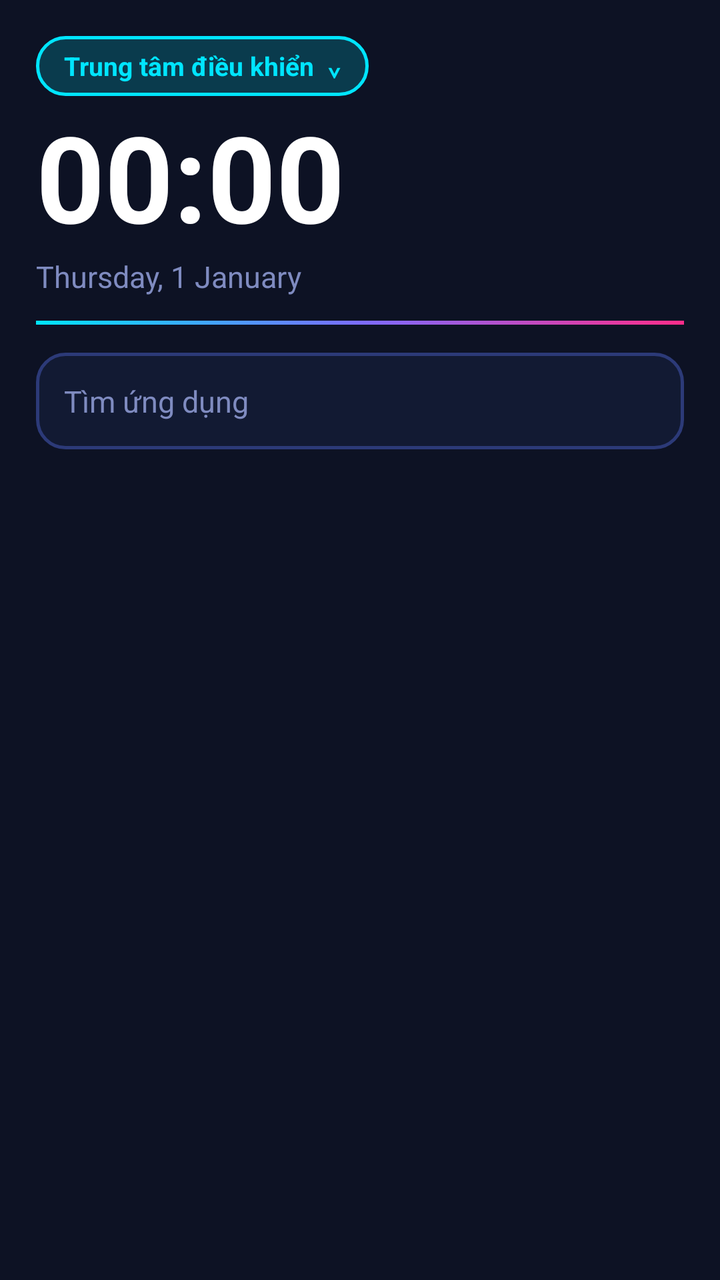
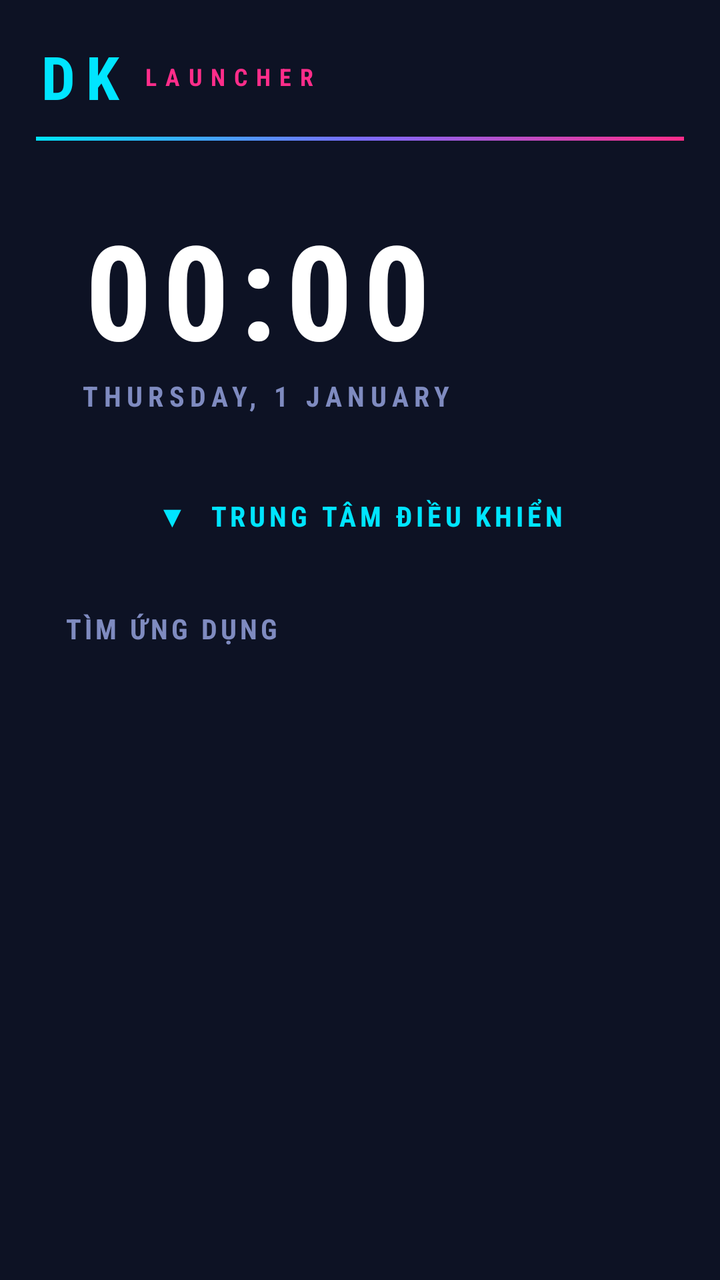

Compare the two renders of this Android layout. The source of the first and the diff that turns it into the second are given below.
<!-- AndroidManifest.xml: application theme AppTheme -->
<!-- res/layout/activity_main.xml -->
<?xml version="1.0" encoding="utf-8"?>
<FrameLayout xmlns:android="http://schemas.android.com/apk/res/android"
    android:layout_width="match_parent"
    android:layout_height="match_parent"
    android:background="#0D1224">

    <LinearLayout
        android:layout_width="match_parent"
        android:layout_height="match_parent"
        android:orientation="vertical">

        <ScrollView
            android:layout_width="match_parent"
            android:layout_height="0dp"
            android:layout_weight="1"
            android:scrollbars="none">

            <LinearLayout
                android:layout_width="match_parent"
                android:layout_height="wrap_content"
                android:orientation="vertical"
                android:padding="18dp">

                <TextView
                    android:id="@+id/ctlBtn"
                    android:layout_width="wrap_content"
                    android:layout_height="wrap_content"
                    android:background="@drawable/bg_accent"
                    android:paddingBottom="6dp"
                    android:paddingLeft="14dp"
                    android:paddingRight="14dp"
                    android:paddingTop="6dp"
                    android:text="Trung tâm điều khiển  ⌄"
                    android:textColor="#00E5FF"
                    android:textSize="13sp"
                    android:textStyle="bold" />

                <TextClock
                    android:id="@+id/clock"
                    android:layout_width="wrap_content"
                    android:layout_height="wrap_content"
                    android:format12Hour="HH:mm"
                    android:format24Hour="HH:mm"
                    android:textColor="#FFFFFF"
                    android:textSize="60sp"
                    android:textStyle="bold" />

                <LinearLayout
                    android:layout_width="match_parent"
                    android:layout_height="wrap_content"
                    android:orientation="horizontal">

                    <TextClock
                        android:id="@+id/date"
                        android:layout_width="0dp"
                        android:layout_height="wrap_content"
                        android:layout_weight="1"
                        android:format12Hour="EEEE, d MMMM"
                        android:format24Hour="EEEE, d MMMM"
                        android:textColor="#7F8BC0"
                        android:textSize="15sp" />

                    <TextView
                        android:id="@+id/battery"
                        android:layout_width="wrap_content"
                        android:layout_height="wrap_content"
                        android:textColor="#FFAB00"
                        android:textSize="15sp"
                        android:textStyle="bold" />
                </LinearLayout>

                <View
                    android:layout_width="match_parent"
                    android:layout_height="2dp"
                    android:layout_marginTop="12dp"
                    android:background="@drawable/bg_rule" />

                <TextView
                    android:id="@+id/searchBar"
                    android:layout_width="match_parent"
                    android:layout_height="wrap_content"
                    android:layout_marginTop="14dp"
                    android:background="@drawable/bg_panel"
                    android:padding="14dp"
                    android:text="Tìm ứng dụng"
                    android:textColor="#7F8BC0"
                    android:textSize="15sp" />

                <GridLayout
                    android:id="@+id/favGrid"
                    android:layout_width="match_parent"
                    android:layout_height="wrap_content"
                    android:layout_marginTop="8dp"
                    android:columnCount="4" />

                
            </LinearLayout>
        </ScrollView>

        <LinearLayout
            android:id="@+id/dock"
            android:layout_width="match_parent"
            android:layout_height="wrap_content"
            android:orientation="horizontal"
            android:paddingBottom="10dp"
            android:paddingLeft="14dp"
            android:paddingRight="14dp"
            android:paddingTop="6dp" />
    </LinearLayout>

    <LinearLayout
        android:id="@+id/drawer"
        android:layout_width="match_parent"
        android:layout_height="match_parent"
        android:background="#0D1224"
        android:orientation="vertical"
        android:padding="16dp"
        android:visibility="gone">

        <EditText
            android:id="@+id/search"
            android:layout_width="match_parent"
            android:layout_height="wrap_content"
            android:background="@drawable/bg_panel"
            android:hint="Tìm ứng dụng"
            android:inputType="text"
            android:maxLines="1"
            android:padding="14dp"
            android:textColor="#FFFFFF"
            android:textColorHint="#7F8BC0"
            android:textSize="15sp" />

        <GridView
            android:id="@+id/appGrid"
            android:layout_width="match_parent"
            android:layout_height="0dp"
            android:layout_marginTop="10dp"
            android:layout_weight="1"
            android:horizontalSpacing="4dp"
            android:numColumns="4"
            android:verticalSpacing="8dp" />
    </LinearLayout>

    <LinearLayout
        android:id="@+id/ccPanel"
        android:layout_width="match_parent"
        android:layout_height="match_parent"
        android:background="#F20D1224"
        android:orientation="vertical"
        android:paddingBottom="8dp"
        android:paddingLeft="14dp"
        android:paddingRight="14dp"
        android:paddingTop="14dp"
        android:visibility="gone">

        <LinearLayout
            android:id="@+id/ccHeader"
            android:layout_width="match_parent"
            android:layout_height="wrap_content"
            android:orientation="vertical">

            <LinearLayout
                android:layout_width="match_parent"
                android:layout_height="wrap_content"
                android:orientation="horizontal">

                <TextView
                    android:layout_width="0dp"
                    android:layout_height="wrap_content"
                    android:layout_weight="1"
                    android:text="Trung tâm điều khiển"
                    android:textColor="#00E5FF"
                    android:textSize="18sp"
                    android:textStyle="bold" />

                <TextView
                    android:id="@+id/ccSettings"
                    android:layout_width="wrap_content"
                    android:layout_height="wrap_content"
                    android:padding="6dp"
                    android:text="⚙"
                    android:textColor="#FFFFFF"
                    android:textSize="24sp" />
            </LinearLayout>

            <TextView
                android:id="@+id/ccInfo"
                android:layout_width="match_parent"
                android:layout_height="wrap_content"
                android:layout_marginTop="4dp"
                android:textColor="#7F8BC0"
                android:textSize="14sp" />
        </LinearLayout>

        <ScrollView
            android:layout_width="match_parent"
            android:layout_height="0dp"
            android:layout_marginTop="10dp"
            android:layout_weight="1"
            android:scrollbars="none">

            <GridLayout
                android:id="@+id/ccGrid"
                android:layout_width="match_parent"
                android:layout_height="wrap_content"
                android:columnCount="4" />
        </ScrollView>

        <TextView
            android:id="@+id/ccFooter"
            android:layout_width="match_parent"
            android:layout_height="wrap_content"
            android:gravity="center"
            android:padding="14dp"
            android:text="⌃  Vuốt lên hoặc chạm để đóng"
            android:textColor="#7F8BC0"
            android:textSize="13sp" />
    </LinearLayout>
</FrameLayout>
<!-- resources referenced by this layout -->
<resources>
  <!-- drawable bg_accent (drawable) -->
  <?xml version="1.0" encoding="utf-8"?>
  <shape xmlns:android="http://schemas.android.com/apk/res/android" android:shape="rectangle">
      <solid android:color="#0A3B4D" />
      <stroke android:width="1.5dp" android:color="#00E5FF" />
      <corners android:radius="14dp" />
  </shape>
  <!-- drawable bg_panel (drawable) -->
  <?xml version="1.0" encoding="utf-8"?>
  <shape xmlns:android="http://schemas.android.com/apk/res/android" android:shape="rectangle">
      <solid android:color="#121A33" />
      <stroke android:width="1.5dp" android:color="#2C3A78" />
      <corners android:radius="14dp" />
  </shape>
  <!-- drawable bg_rule (drawable) -->
  <?xml version="1.0" encoding="utf-8"?>
  <shape xmlns:android="http://schemas.android.com/apk/res/android" android:shape="rectangle">
      <gradient android:angle="0" android:startColor="#00E5FF" android:centerColor="#7B6CFF" android:endColor="#FF2D8A" />
  </shape>
  <style name="AppTheme" parent="android:Theme.DeviceDefault.NoActionBar">
          <item name="android:windowBackground">@android:color/black</item>
          <item name="android:statusBarColor">#0D1224</item>
          <item name="android:navigationBarColor">#0D1224</item>
      </style>
</resources>

<!-- the commit's change to res/layout/activity_main.xml (unified diff, before → after) -->
@@ -21,70 +21,118 @@
                 android:orientation="vertical"
                 android:padding="18dp">
 
-                <TextView
-                    android:id="@+id/ctlBtn"
-                    android:layout_width="wrap_content"
-                    android:layout_height="wrap_content"
-                    android:background="@drawable/bg_accent"
-                    android:paddingBottom="6dp"
-                    android:paddingLeft="14dp"
-                    android:paddingRight="14dp"
-                    android:paddingTop="6dp"
-                    android:text="Trung tâm điều khiển  ⌄"
-                    android:textColor="#00E5FF"
-                    android:textSize="13sp"
-                    android:textStyle="bold" />
-
-                <TextClock
-                    android:id="@+id/clock"
-                    android:layout_width="wrap_content"
-                    android:layout_height="wrap_content"
-                    android:format12Hour="HH:mm"
-                    android:format24Hour="HH:mm"
-                    android:textColor="#FFFFFF"
-                    android:textSize="60sp"
-                    android:textStyle="bold" />
-
                 <LinearLayout
                     android:layout_width="match_parent"
                     android:layout_height="wrap_content"
+                    android:gravity="center_vertical"
                     android:orientation="horizontal">
+
+                    <TextView
+                        android:layout_width="wrap_content"
+                        android:layout_height="wrap_content"
+                        android:fontFamily="sans-serif-condensed"
+                        android:letterSpacing="0.18"
+                        android:text="DK"
+                        android:textColor="#00E5FF"
+                        android:textSize="30sp"
+                        android:textStyle="bold" />
+
+                    <TextView
+                        android:layout_width="0dp"
+                        android:layout_height="wrap_content"
+                        android:layout_marginLeft="8dp"
+                        android:layout_weight="1"
+                        android:fontFamily="sans-serif-condensed"
+                        android:letterSpacing="0.35"
+                        android:text="LAUNCHER"
+                        android:textColor="#FF2D8A"
+                        android:textSize="12sp"
+                        android:textStyle="bold" />
+
+                    <TextView
+                        android:id="@+id/battery"
+                        android:layout_width="wrap_content"
+                        android:layout_height="wrap_content"
+                        android:fontFamily="sans-serif-condensed"
+                        android:letterSpacing="0.1"
+                        android:paddingBottom="6dp"
+                        android:paddingLeft="12dp"
+                        android:paddingRight="12dp"
+                        android:paddingTop="6dp"
+                        android:textColor="#FFAB00"
+                        android:textSize="13sp"
+                        android:textStyle="bold" />
+                </LinearLayout>
+
+                <View
+                    android:layout_width="match_parent"
+                    android:layout_height="2dp"
+                    android:layout_marginTop="10dp"
+                    android:background="@drawable/bg_rule" />
+
+                <LinearLayout
+                    android:id="@+id/clockPanel"
+                    android:layout_width="match_parent"
+                    android:layout_height="wrap_content"
+                    android:layout_marginTop="14dp"
+                    android:orientation="vertical"
+                    android:paddingBottom="16dp"
+                    android:paddingLeft="22dp"
+                    android:paddingRight="22dp"
+                    android:paddingTop="16dp">
+
+                    <TextClock
+                        android:id="@+id/clock"
+                        android:layout_width="wrap_content"
+                        android:layout_height="wrap_content"
+                        android:fontFamily="sans-serif-condensed"
+                        android:format12Hour="HH:mm"
+                        android:format24Hour="HH:mm"
+                        android:letterSpacing="0.08"
+                        android:textColor="#FFFFFF"
+                        android:textSize="66sp"
+                        android:textStyle="bold" />
 
                     <TextClock
                         android:id="@+id/date"
-                        android:layout_width="0dp"
-                        android:layout_height="wrap_content"
-                        android:layout_weight="1"
+                        android:layout_width="wrap_content"
+                        android:layout_height="wrap_content"
+                        android:fontFamily="sans-serif-condensed"
                         android:format12Hour="EEEE, d MMMM"
                         android:format24Hour="EEEE, d MMMM"
+                        android:letterSpacing="0.2"
+                        android:textAllCaps="true"
                         android:textColor="#7F8BC0"
-                        android:textSize="15sp" />
-
-                    <TextView
-                        android:id="@+id/battery"
-                        android:layout_width="wrap_content"
-                        android:layout_height="wrap_content"
-                        android:textColor="#FFAB00"
-                        android:textSize="15sp"
+                        android:textSize="14sp"
                         android:textStyle="bold" />
                 </LinearLayout>
 
-                <View
-                    android:layout_width="match_parent"
-                    android:layout_height="2dp"
+                <TextView
+                    android:id="@+id/ctlBtn"
+                    android:layout_width="match_parent"
+                    android:layout_height="wrap_content"
                     android:layout_marginTop="12dp"
-                    android:background="@drawable/bg_rule" />
+                    android:fontFamily="sans-serif-condensed"
+                    android:gravity="center"
+                    android:letterSpacing="0.14"
+                    android:padding="13dp"
+                    android:text="▼  TRUNG TÂM ĐIỀU KHIỂN"
+                    android:textColor="#00E5FF"
+                    android:textSize="14sp"
+                    android:textStyle="bold" />
 
                 <TextView
                     android:id="@+id/searchBar"
                     android:layout_width="match_parent"
                     android:layout_height="wrap_content"
-                    android:layout_marginTop="14dp"
-                    android:background="@drawable/bg_panel"
+                    android:layout_marginTop="10dp"
+                    android:fontFamily="sans-serif-condensed"
+                    android:letterSpacing="0.12"
                     android:padding="14dp"
-                    android:text="Tìm ứng dụng"
+                    android:text="TÌM ỨNG DỤNG"
                     android:textColor="#7F8BC0"
-                    android:textSize="15sp" />
+                    android:textSize="14sp"
+                    android:textStyle="bold" />
 
                 <GridLayout
                     android:id="@+id/favGrid"
@@ -92,8 +140,6 @@
                     android:layout_height="wrap_content"
                     android:layout_marginTop="8dp"
                     android:columnCount="4" />
-
-                
             </LinearLayout>
         </ScrollView>
 
@@ -121,9 +167,10 @@
             android:id="@+id/search"
             android:layout_width="match_parent"
             android:layout_height="wrap_content"
-            android:background="@drawable/bg_panel"
-            android:hint="Tìm ứng dụng"
+            android:fontFamily="sans-serif-condensed"
+            android:hint="TÌM ỨNG DỤNG"
             android:inputType="text"
+            android:letterSpacing="0.1"
             android:maxLines="1"
             android:padding="14dp"
             android:textColor="#FFFFFF"
@@ -162,15 +209,18 @@
             <LinearLayout
                 android:layout_width="match_parent"
                 android:layout_height="wrap_content"
+                android:gravity="center_vertical"
                 android:orientation="horizontal">
 
                 <TextView
                     android:layout_width="0dp"
                     android:layout_height="wrap_content"
                     android:layout_weight="1"
-                    android:text="Trung tâm điều khiển"
+                    android:fontFamily="sans-serif-condensed"
+                    android:letterSpacing="0.14"
+                    android:text="TRUNG TÂM ĐIỀU KHIỂN"
                     android:textColor="#00E5FF"
-                    android:textSize="18sp"
+                    android:textSize="20sp"
                     android:textStyle="bold" />
 
                 <TextView
@@ -183,19 +233,28 @@
                     android:textSize="24sp" />
             </LinearLayout>
 
+            <View
+                android:layout_width="match_parent"
+                android:layout_height="2dp"
+                android:layout_marginTop="8dp"
+                android:background="@drawable/bg_rule" />
+
             <TextView
                 android:id="@+id/ccInfo"
                 android:layout_width="match_parent"
                 android:layout_height="wrap_content"
-                android:layout_marginTop="4dp"
-                android:textColor="#7F8BC0"
-                android:textSize="14sp" />
+                android:layout_marginTop="8dp"
+                android:fontFamily="sans-serif-condensed"
+                android:letterSpacing="0.12"
+                android:textColor="#FFAB00"
+                android:textSize="13sp"
+                android:textStyle="bold" />
         </LinearLayout>
 
         <ScrollView
             android:layout_width="match_parent"
             android:layout_height="0dp"
-            android:layout_marginTop="10dp"
+            android:layout_marginTop="8dp"
             android:layout_weight="1"
             android:scrollbars="none">
 
@@ -210,10 +269,13 @@
             android:id="@+id/ccFooter"
             android:layout_width="match_parent"
             android:layout_height="wrap_content"
+            android:fontFamily="sans-serif-condensed"
             android:gravity="center"
+            android:letterSpacing="0.14"
             android:padding="14dp"
-            android:text="⌃  Vuốt lên hoặc chạm để đóng"
+            android:text="⌃  VUỐT LÊN HOẶC CHẠM ĐỂ ĐÓNG"
             android:textColor="#7F8BC0"
-            android:textSize="13sp" />
+            android:textSize="12sp"
+            android:textStyle="bold" />
     </LinearLayout>
 </FrameLayout>
<!-- resource entries referenced after the edit -->
@@ -1,19 +1,5 @@
 <!-- resources referenced by this layout -->
 <resources>
-  <!-- drawable bg_accent (drawable) -->
-  <?xml version="1.0" encoding="utf-8"?>
-  <shape xmlns:android="http://schemas.android.com/apk/res/android" android:shape="rectangle">
-      <solid android:color="#0A3B4D" />
-      <stroke android:width="1.5dp" android:color="#00E5FF" />
-      <corners android:radius="14dp" />
-  </shape>
-  <!-- drawable bg_panel (drawable) -->
-  <?xml version="1.0" encoding="utf-8"?>
-  <shape xmlns:android="http://schemas.android.com/apk/res/android" android:shape="rectangle">
-      <solid android:color="#121A33" />
-      <stroke android:width="1.5dp" android:color="#2C3A78" />
-      <corners android:radius="14dp" />
-  </shape>
   <!-- drawable bg_rule (drawable) -->
   <?xml version="1.0" encoding="utf-8"?>
   <shape xmlns:android="http://schemas.android.com/apk/res/android" android:shape="rectangle">
